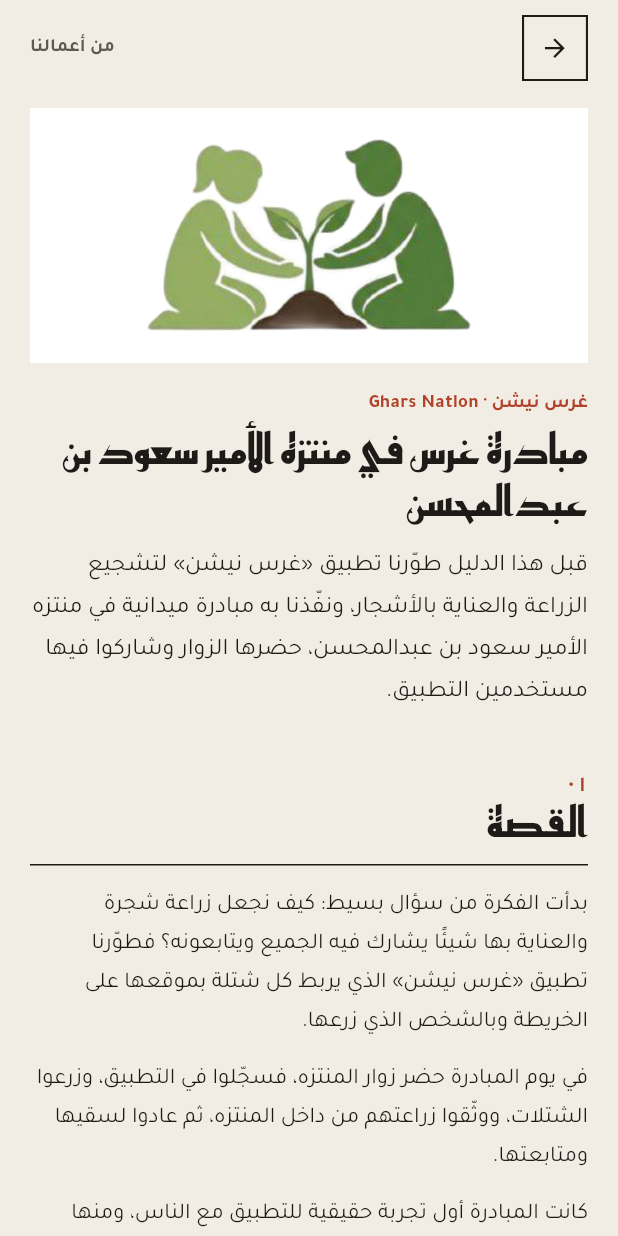
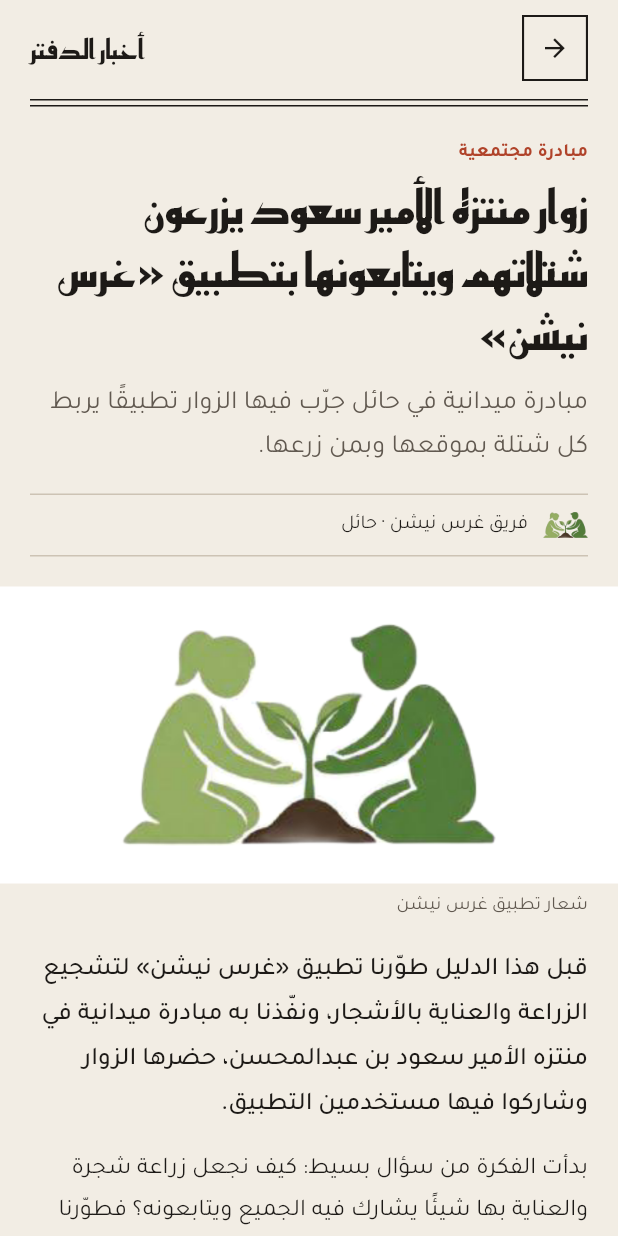
Before and after one commit to areen119-droid/hail-parks-guide, a Flutter app: the JournalInitiative screen opened directly, on a phone screen of 412 x 824 dp. Run offline on Flutter 3.47's test engine with Material 3 defaults, Android fonts, the phone set to English and light mode, and no system bars; our stand-ins replace flutter_map, latlong2, location, shared_preferences; missing offline and left inert: tflite_flutter; accounts and stored records are empty.

Commit message:
Show Ghars Nation as a news story
The home page gets a news section with a front-page style teaser, and the
initiative page is laid out as an article: kicker, headline, standfirst,
byline, captioned photo, lead paragraph, pull quote and an end mark.
Photos from the day can be added in initiative_data.dart.

Co-Authored-By: Claude Opus 5.5 <noreply@anthropic.com>

```diff
--- a/lib/data/initiative_data.dart
+++ b/lib/data/initiative_data.dart
@@ -11,6 +11,21 @@ class InitiativeData {
   static const String parkId = 'prince_saud_park';
 
   static const String title = 'مبادرة غرس في منتزه الأمير سعود بن عبدالمحسن';
+
+  // The initiative told as a news article.
+  static const String kicker = 'مبادرة مجتمعية';
+  static const String headline =
+      'زوار منتزه الأمير سعود يزرعون شتلاتهم ويتابعونها بتطبيق «غرس نيشن»';
+  static const String standfirst =
+      'مبادرة ميدانية في حائل جرّب فيها الزوار تطبيقًا يربط كل شتلة بموقعها وبمن زرعها.';
+  static const String byline = 'فريق غرس نيشن';
+  static const String quote =
+      'كيف نجعل زراعة شجرة والعناية بها شيئًا يشارك فيه الجميع ويتابعونه؟';
+  static const String quoteSource = 'السؤال الذي بدأت منه الفكرة';
+
+  /// Photos from the day, with captions: (asset path, caption). Until there
+  /// are photos, the article shows the logo.
+  static const List<(String, String)> photos = [];
 
   static const String summary =
       'قبل هذا الدليل طوّرنا تطبيق «غرس نيشن» لتشجيع الزراعة والعناية بالأشجار، '
--- a/lib/journal/journal_home.dart
+++ b/lib/journal/journal_home.dart
@@ -54,8 +54,10 @@ class _JournalHomeState extends State<JournalHome> {
           _masthead(),
           _placeOfTheDay(today),
           _plannerBlock(),
+          const JSection(number: 1, title: 'أخبار'),
+          _newsTeaser(),
           JSection(
-            number: 1,
+            number: 2,
             title: 'فهرس الأماكن',
             action: 'على الخريطة',
             onAction: () => context.read<NavigationProvider>().selectTab(NavigationProvider.mapTab),
@@ -80,8 +82,6 @@ class _JournalHomeState extends State<JournalHome> {
             ),
           for (var i = 0; i < places.length; i++)
             _IndexRow(number: i + 1, place: places[i], onTap: () => _open(places[i])),
-          const JSection(number: 2, title: 'من أعمالنا'),
-          _initiativeBlock(),
           const JSection(number: 3, title: 'أين تأكل؟'),
           _foodColumns(),
           const JSection(number: 4, title: 'نبتة اليوم'),
@@ -183,35 +183,52 @@ class _JournalHomeState extends State<JournalHome> {
     );
   }
 
-  Widget _initiativeBlock() {
+  /// The Ghars Nation story as a news teaser: kicker, headline, standfirst,
+  /// byline and a thumbnail, like the front page of a paper.
+  Widget _newsTeaser() {
+    final photo = InitiativeData.photos.isNotEmpty ? InitiativeData.photos.first.$1 : null;
     return InkWell(
       onTap: () => Navigator.push(
           context, MaterialPageRoute(builder: (_) => const JournalInitiative())),
-      child: Container(
-        margin: const EdgeInsets.fromLTRB(J.gutter, 16, J.gutter, 0),
-        padding: const EdgeInsets.all(18),
-        color: J.paperDeep,
-        child: Row(
+      child: Padding(
+        padding: const EdgeInsets.fromLTRB(J.gutter, 16, J.gutter, 0),
+        child: Column(
           crossAxisAlignment: CrossAxisAlignment.start,
           children: [
-            Expanded(
-              child: Column(
-                crossAxisAlignment: CrossAxisAlignment.start,
-                children: [
-                  Text('مبادرة ${InitiativeData.appName}', style: J.label),
-                  const SizedBox(height: 4),
-                  Text('زرعنا مع زوار منتزه الأمير سعود', style: J.heading),
-                  const SizedBox(height: 6),
-                  const Text(
-                    'قبل هذا الدليل طوّرنا تطبيقًا للزراعة، وجرّبه الناس في المنتزه.',
-                    style: J.meta,
-                  ),
-                  const JLink(label: 'اقرأ القصة'),
-                ],
+            const Text(InitiativeData.kicker, style: J.label),
+            const SizedBox(height: 4),
+            Row(
+              crossAxisAlignment: CrossAxisAlignment.start,
+              children: [
+                Expanded(
+                  child: Text(InitiativeData.headline,
+                      style: J.heading.copyWith(fontSize: 22, height: 1.4)),
+                ),
+                const SizedBox(width: 14),
+                Container(
+                  width: 96,
+                  height: 96,
+                  color: Colors.white,
+                  padding: photo == null ? const EdgeInsets.all(8) : null,
+                  child: photo == null
+                      ? Image.asset(InitiativeData.logo)
+                      : Image.asset(photo, fit: BoxFit.cover),
+                ),
+              ],
+            ),
+            const SizedBox(height: 8),
+            const Text(InitiativeData.standfirst, style: J.meta),
+            const SizedBox(height: 10),
+            Row(children: [
+              Expanded(
+                child: Text(
+                  J.digits([InitiativeData.byline, ?InitiativeData.date].join(' · ')),
+                  style: J.meta.copyWith(fontSize: 12.5),
+                ),
               ),
-            ),
-            const SizedBox(width: 14),
-            Image.asset(InitiativeData.logo, width: 84),
+              const JLink(label: 'اقرأ الخبر'),
+            ]),
+            const JRule(),
           ],
         ),
       ),
--- a/lib/journal/journal_initiative.dart
+++ b/lib/journal/journal_initiative.dart
@@ -5,7 +5,8 @@ import 'package:hail_parks_guide/journal/journal_place.dart';
 import 'package:hail_parks_guide/journal/journal_theme.dart';
 import 'package:hail_parks_guide/journal/journal_widgets.dart';
 
-/// Our Ghars Nation planting initiative, in the journal design.
+/// Our Ghars Nation initiative laid out as a newspaper article: kicker,
+/// headline, standfirst, byline, photo with caption, body, pull quote.
 class JournalInitiative extends StatelessWidget {
   const JournalInitiative({super.key});
 
@@ -13,17 +14,23 @@ class JournalInitiative extends StatelessWidget {
   Widget build(BuildContext context) {
     final park = HailData.places.where((p) => p.id == InitiativeData.parkId).firstOrNull;
     final numbers = <(String, String)>[
-      if (InitiativeData.date != null) ('التاريخ', InitiativeData.date!),
       if (InitiativeData.participants != null)
-        ('المشاركون', J.digits('${InitiativeData.participants}')),
-      if (InitiativeData.seedlings != null) ('الشتلات', J.digits('${InitiativeData.seedlings}')),
+        ('مشاركًا', J.digits('${InitiativeData.participants}')),
+      if (InitiativeData.seedlings != null) ('شتلة', J.digits('${InitiativeData.seedlings}')),
     ];
+    final byline = [
+      InitiativeData.byline,
+      'حائل',
+      if (InitiativeData.date != null) InitiativeData.date!,
+    ].join(' · ');
+    final story = InitiativeData.story;
 
     return Scaffold(
       body: SafeArea(
         child: ListView(
-          padding: const EdgeInsets.only(bottom: 40),
+          padding: const EdgeInsets.only(bottom: 48),
           children: [
+            // Masthead strip, like the top of a newspaper page.
             Padding(
               padding: const EdgeInsets.fromLTRB(J.gutter, 10, J.gutter, 0),
               child: Row(
@@ -34,98 +41,176 @@ class JournalInitiative extends StatelessWidget {
                     onPressed: () => Navigator.pop(context),
                   ),
                   const Spacer(),
-                  Text('من أعمالنا', style: J.label.copyWith(color: J.inkSoft)),
+                  Text('أخبار الدفتر', style: J.kufiStyle(18)),
                 ],
               ),
             ),
-            Container(
-              margin: const EdgeInsets.fromLTRB(J.gutter, 18, J.gutter, 0),
-              color: Colors.white,
-              padding: const EdgeInsets.symmetric(vertical: 20),
-              child: Image.asset(InitiativeData.logo, height: 130),
+            const Padding(
+              padding: EdgeInsets.fromLTRB(J.gutter, 12, J.gutter, 0),
+              child: Column(children: [
+                JRule(color: J.ink),
+                SizedBox(height: 3),
+                JRule(color: J.ink),
+              ]),
             ),
+            Padding(
+              padding: const EdgeInsets.fromLTRB(J.gutter, 22, J.gutter, 0),
+              child: Column(
+                crossAxisAlignment: CrossAxisAlignment.start,
+                children: [
+                  const Text(InitiativeData.kicker, style: J.label),
+                  const SizedBox(height: 6),
+                  Text(InitiativeData.headline, style: J.title.copyWith(fontSize: 31, height: 1.35)),
+                  const SizedBox(height: 12),
+                  Text(
+                    InitiativeData.standfirst,
+                    style: J.text.copyWith(fontSize: 17.5, color: J.inkSoft, height: 1.65),
+                  ),
+                  const SizedBox(height: 16),
+                  const JRule(),
+                  Padding(
+                    padding: const EdgeInsets.symmetric(vertical: 10),
+                    child: Row(children: [
+                      Image.asset(InitiativeData.logo, width: 30),
+                      const SizedBox(width: 10),
+                      Expanded(child: Text(J.digits(byline), style: J.meta.copyWith(color: J.ink))),
+                    ]),
+                  ),
+                  const JRule(),
+                ],
+              ),
+            ),
+            const SizedBox(height: 20),
+            ..._photos(),
             Padding(
               padding: const EdgeInsets.fromLTRB(J.gutter, 18, J.gutter, 0),
               child: Column(
                 crossAxisAlignment: CrossAxisAlignment.start,
                 children: [
-                  Text('${InitiativeData.appName} · ${InitiativeData.appNameLatin}', style: J.label),
-                  const SizedBox(height: 4),
-                  Text(InitiativeData.title, style: J.title),
-                  const SizedBox(height: 12),
-                  Text(InitiativeData.summary, style: J.text.copyWith(fontSize: 16)),
-                  if (numbers.isNotEmpty) ...[
+                  // The lead paragraph is set a little larger, as in print.
+                  Text(InitiativeData.summary,
+                      style: J.text.copyWith(fontSize: 17, fontWeight: FontWeight.w500)),
+                  const SizedBox(height: 14),
+                  for (final paragraph in story.take(story.length - 1))
+                    Padding(
+                      padding: const EdgeInsets.only(bottom: 14),
+                      child: Text(paragraph, style: J.text.copyWith(fontSize: 16)),
+                    ),
+                  _pullQuote(),
+                  Text('كيف شارك الزوار', style: J.heading),
+                  const SizedBox(height: 6),
+                  for (var i = 0; i < InitiativeData.steps.length; i++)
+                    Padding(
+                      padding: const EdgeInsets.only(bottom: 10),
+                      child: Row(
+                        crossAxisAlignment: CrossAxisAlignment.start,
+                        children: [
+                          SizedBox(width: 30, child: Text(J.digits('${i + 1}.'), style: J.number)),
+                          Expanded(child: Text(InitiativeData.steps[i], style: J.text.copyWith(fontSize: 16))),
+                        ],
+                      ),
+                    ),
+                  const SizedBox(height: 8),
+                  Text(story.last, style: J.text.copyWith(fontSize: 16)),
+                  if (numbers.isNotEmpty) _numbers(numbers),
+                  if (InitiativeData.team.isNotEmpty) ...[
                     const SizedBox(height: 18),
+                    Text('الفريق: ${InitiativeData.team.join('، ')}', style: J.meta),
+                  ],
+                  const SizedBox(height: 26),
+                  // End mark, as at the end of an article.
+                  const Center(child: Ibex(size: 30)),
+                  const SizedBox(height: 26),
+                  if (park != null) ...[
                     const JRule(color: J.ink),
-                    Row(
-                      children: [
-                        for (final (label, value) in numbers)
-                          Expanded(
-                            child: Padding(
-                              padding: const EdgeInsets.symmetric(vertical: 12),
-                              child: Column(
-                                crossAxisAlignment: CrossAxisAlignment.start,
-                                children: [
-                                  Text(value, style: J.title),
-                                  Text(label, style: J.meta),
-                                ],
-                              ),
-                            ),
-                          ),
-                      ],
+                    const SizedBox(height: 10),
+                    const Text('عن المكان', style: J.label),
+                    InkWell(
+                      onTap: () => Navigator.push(
+                          context, MaterialPageRoute(builder: (_) => JournalPlace(place: park))),
+                      child: Padding(
+                        padding: const EdgeInsets.symmetric(vertical: 8),
+                        child: Row(children: [
+                          JPhoto(place: park, width: 64, height: 64),
+                          const SizedBox(width: 12),
+                          Expanded(child: Text(park.name, style: J.entry)),
+                          const Icon(Icons.arrow_forward, size: 16),
+                        ]),
+                      ),
                     ),
-                    const JRule(),
                   ],
                 ],
               ),
             ),
-            const JSection(number: 1, title: 'القصة'),
-            Padding(
-              padding: const EdgeInsets.fromLTRB(J.gutter, 14, J.gutter, 0),
-              child: Column(
-                crossAxisAlignment: CrossAxisAlignment.start,
-                children: [
-                  for (final paragraph in InitiativeData.story)
-                    Padding(
-                      padding: const EdgeInsets.only(bottom: 12),
-                      child: Text(paragraph, style: J.text),
-                    ),
-                ],
-              ),
-            ),
-            const JSection(number: 2, title: 'كيف شارك الزوار'),
-            for (var i = 0; i < InitiativeData.steps.length; i++)
-              Container(
-                margin: const EdgeInsets.symmetric(horizontal: J.gutter),
-                padding: const EdgeInsets.symmetric(vertical: 12),
-                decoration: const BoxDecoration(border: Border(bottom: BorderSide(color: J.rule))),
-                child: Row(
-                  crossAxisAlignment: CrossAxisAlignment.start,
-                  children: [
-                    SizedBox(width: 34, child: Text(J.index(i + 1), style: J.number)),
-                    Expanded(child: Text(InitiativeData.steps[i], style: J.text)),
-                  ],
-                ),
-              ),
-            if (InitiativeData.team.isNotEmpty) ...[
-              const JSection(number: 3, title: 'الفريق'),
-              Padding(
-                padding: const EdgeInsets.fromLTRB(J.gutter, 12, J.gutter, 0),
-                child: Text(InitiativeData.team.join('، '), style: J.text),
-              ),
-            ],
-            if (park != null)
-              Padding(
-                padding: const EdgeInsets.fromLTRB(J.gutter, 28, J.gutter, 0),
-                child: OutlinedButton(
-                  onPressed: () => Navigator.push(
-                      context, MaterialPageRoute(builder: (_) => JournalPlace(place: park))),
-                  child: Text('عن ${park.name}'),
-                ),
-              ),
           ],
         ),
       ),
     );
   }
+
+  /// Photos from the day with captions; the logo until there are photos.
+  List<Widget> _photos() {
+    final photos = InitiativeData.photos.isNotEmpty
+        ? InitiativeData.photos
+        : const [(InitiativeData.logo, 'شعار تطبيق غرس نيشن')];
+    return [
+      for (final (src, caption) in photos) ...[
+        Container(
+          color: src == InitiativeData.logo ? Colors.white : null,
+          padding: src == InitiativeData.logo ? const EdgeInsets.symmetric(vertical: 24) : null,
+          child: src == InitiativeData.logo
+              ? Image.asset(src, height: 150)
+              : AspectRatio(aspectRatio: 3 / 2, child: Image.asset(src, fit: BoxFit.cover)),
+        ),
+        Padding(
+          padding: const EdgeInsets.fromLTRB(J.gutter, 6, J.gutter, 0),
+          child: Text(caption, style: J.meta.copyWith(fontSize: 12.5)),
+        ),
+      ],
+    ];
+  }
+
+  Widget _pullQuote() {
+    return Padding(
+      padding: const EdgeInsets.symmetric(vertical: 18),
+      child: Column(
+        crossAxisAlignment: CrossAxisAlignment.start,
+        children: [
+          Container(width: 48, height: 4, color: J.ochre),
+          const SizedBox(height: 12),
+          Text('«${InitiativeData.quote}»',
+              style: J.kufiStyle(22, weight: 600).copyWith(height: 1.55)),
+          const SizedBox(height: 8),
+          Text(InitiativeData.quoteSource, style: J.label.copyWith(color: J.inkSoft)),
+        ],
+      ),
+    );
+  }
+
+  Widget _numbers(List<(String, String)> numbers) {
+    return Container(
+      margin: const EdgeInsets.only(top: 20),
+      padding: const EdgeInsets.all(16),
+      color: J.paperDeep,
+      child: Column(
+        crossAxisAlignment: CrossAxisAlignment.start,
+        children: [
+          const Text('بالأرقام', style: J.label),
+          Row(children: [
+            for (final (label, value) in numbers)
+              Expanded(
+                child: Row(
+                  crossAxisAlignment: CrossAxisAlignment.end,
+                  children: [
+                    Text(value, style: J.display.copyWith(fontSize: 36)),
+                    const SizedBox(width: 6),
+                    Padding(padding: const EdgeInsets.only(bottom: 8), child: Text(label, style: J.meta)),
+                  ],
+                ),
+              ),
+          ]),
+        ],
+      ),
+    );
+  }
 }
```
